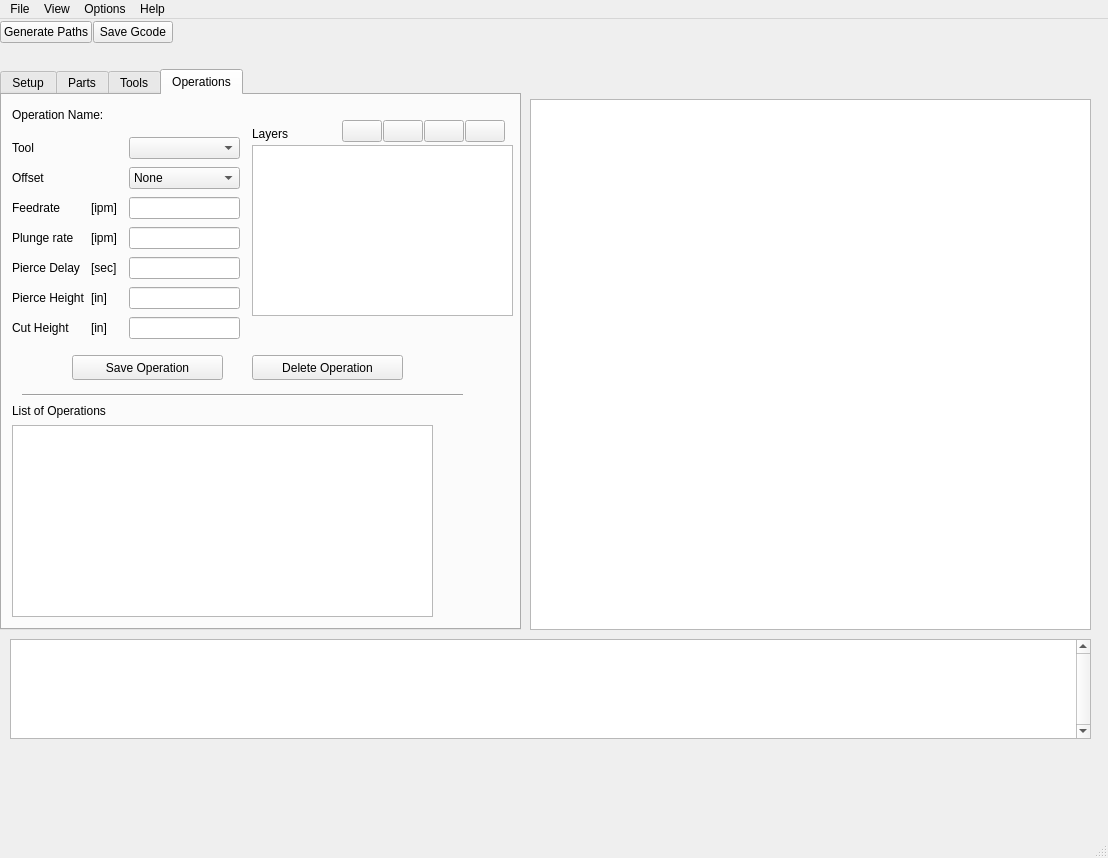
Old version of the form src/gui/vsplasma.ui in the repository VectorSpaceHQ/VSPlasma.
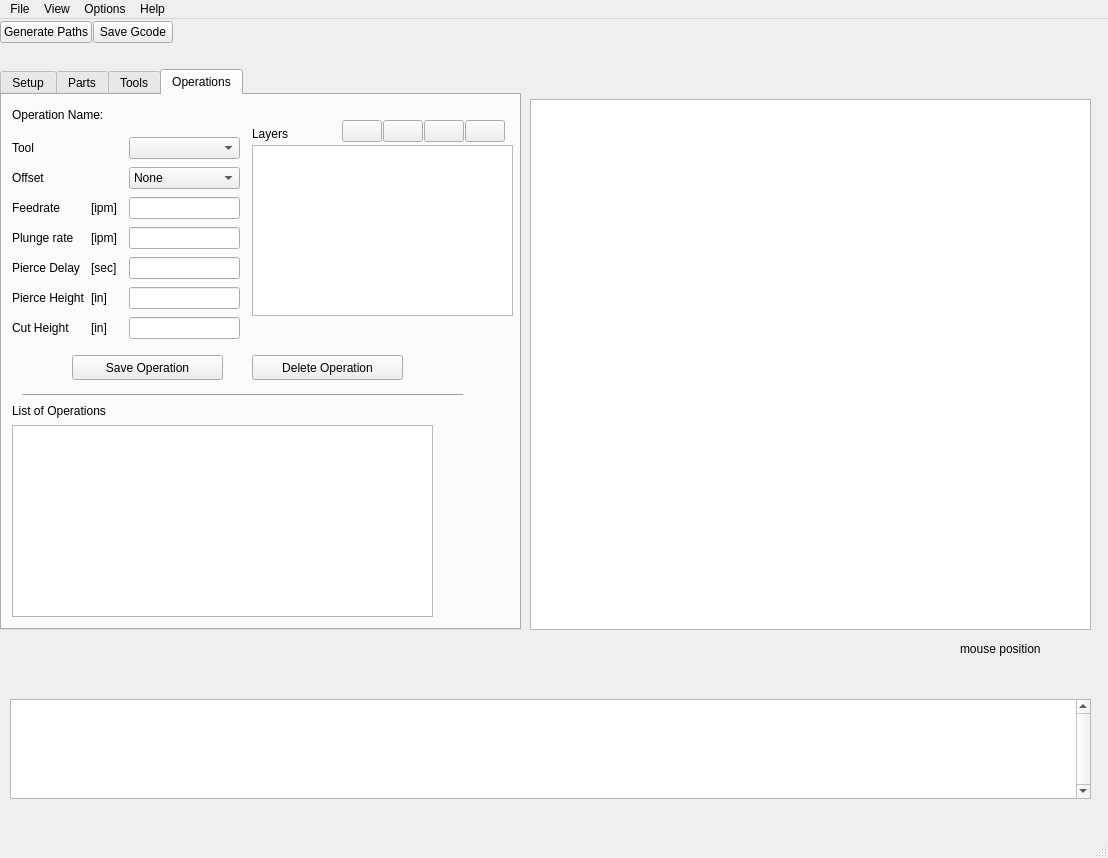
New version of the form. The open tabs and pages were chosen to show the change. Icons and pictures are not drawn. Custom widgets are drawn as their Qt base class.

Commit message: stashing the mouse event work for now

The edit to the form file:
```diff
--- a/src/gui/vsplasma.ui
+++ b/src/gui/vsplasma.ui
@@ -978,7 +978,7 @@
     <property name="geometry">
      <rect>
       <x>10</x>
-      <y>620</y>
+      <y>680</y>
       <width>1081</width>
       <height>100</height>
      </rect>
@@ -1059,6 +1059,19 @@
      </item>
     </layout>
    </widget>
+   <widget class="QLabel" name="obj_pos_label">
+    <property name="geometry">
+     <rect>
+      <x>960</x>
+      <y>620</y>
+      <width>121</width>
+      <height>20</height>
+     </rect>
+    </property>
+    <property name="text">
+     <string>mouse position</string>
+    </property>
+   </widget>
   </widget>
   <widget class="QMenuBar" name="menubar">
    <property name="geometry">
```
Left out of the diff: 32 changed lines with no effect on the pictures. The commit also changes 3 other files.
